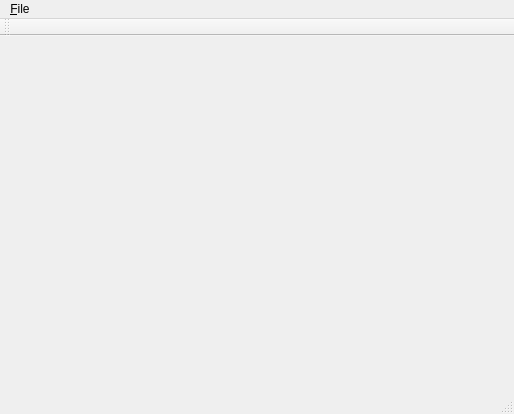
Qt form mainwindow.ui (HanaeN/PPC5CharacterEditor) before a commit.
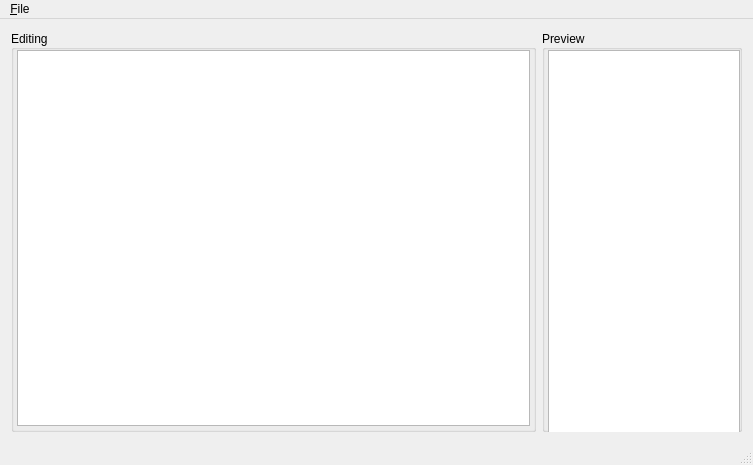
The same form after that commit.

Commit message: Started work on the UI. Model is currently bugged.

```diff
--- a/mainwindow.ui
+++ b/mainwindow.ui
@@ -6,20 +6,115 @@
    <rect>
     <x>0</x>
     <y>0</y>
-    <width>514</width>
-    <height>414</height>
+    <width>753</width>
+    <height>463</height>
    </rect>
   </property>
   <property name="windowTitle">
    <string>PPC 5 Character Editor - Untitled</string>
   </property>
-  <widget class="QWidget" name="centralWidget"/>
+  <widget class="QWidget" name="centralWidget">
+   <layout class="QVBoxLayout" name="verticalLayout">
+    <item>
+     <layout class="QHBoxLayout" name="horizontalLayout">
+      <item>
+       <widget class="QGroupBox" name="groupBox_2">
+        <property name="title">
+         <string>Editing</string>
+        </property>
+        <property name="alignment">
+         <set>Qt::AlignLeading|Qt::AlignLeft|Qt::AlignVCenter</set>
+        </property>
+        <layout class="QVBoxLayout" name="verticalLayout_3">
+         <property name="spacing">
+          <number>0</number>
+         </property>
+         <property name="leftMargin">
+          <number>3</number>
+         </property>
+         <property name="topMargin">
+          <number>0</number>
+         </property>
+         <property name="rightMargin">
+          <number>3</number>
+         </property>
+         <property name="bottomMargin">
+          <number>3</number>
+         </property>
+         <item>
+          <widget class="QTreeView" name="e_Editor"/>
+         </item>
+        </layout>
+       </widget>
+      </item>
+      <item>
+       <widget class="QGroupBox" name="groupBox">
+        <property name="minimumSize">
+         <size>
+          <width>200</width>
+          <height>402</height>
+         </size>
+        </property>
+        <property name="maximumSize">
+         <size>
+          <width>200</width>
+          <height>402</height>
+         </size>
+        </property>
+        <property name="title">
+         <string>Preview</string>
+        </property>
+        <property name="alignment">
+         <set>Qt::AlignLeading|Qt::AlignLeft|Qt::AlignVCenter</set>
+        </property>
+        <layout class="QVBoxLayout" name="verticalLayout_2">
+         <property name="spacing">
+          <number>0</number>
+         </property>
+         <property name="leftMargin">
+          <number>3</number>
+         </property>
+         <property name="topMargin">
+          <number>0</number>
+         </property>
+         <property name="rightMargin">
+          <number>0</number>
+         </property>
+         <property name="bottomMargin">
+          <number>3</number>
+         </property>
+         <item>
+          <widget class="QGraphicsView" name="graphicsView">
+           <property name="minimumSize">
+            <size>
+             <width>192</width>
+             <height>384</height>
+            </size>
+           </property>
+           <property name="maximumSize">
+            <size>
+             <width>192</width>
+             <height>384</height>
+            </size>
+           </property>
+           <property name="frameShadow">
+            <enum>QFrame::Plain</enum>
+           </property>
+          </widget>
+         </item>
+        </layout>
+       </widget>
+      </item>
+     </layout>
+    </item>
+   </layout>
+  </widget>
   <widget class="QMenuBar" name="menuBar">
    <property name="geometry">
     <rect>
      <x>0</x>
      <y>0</y>
-     <width>514</width>
+     <width>753</width>
      <height>21</height>
     </rect>
    </property>
@@ -33,14 +128,6 @@
    </widget>
    <addaction name="menu_File"/>
   </widget>
-  <widget class="QToolBar" name="mainToolBar">
-   <attribute name="toolBarArea">
-    <enum>TopToolBarArea</enum>
-   </attribute>
-   <attribute name="toolBarBreak">
-    <bool>false</bool>
-   </attribute>
-  </widget>
   <widget class="QStatusBar" name="statusBar"/>
   <action name="action_New">
    <property name="text">
```
Left out of the diff: 177 changed lines with no effect on the pictures. The commit also changes 7 other files.
